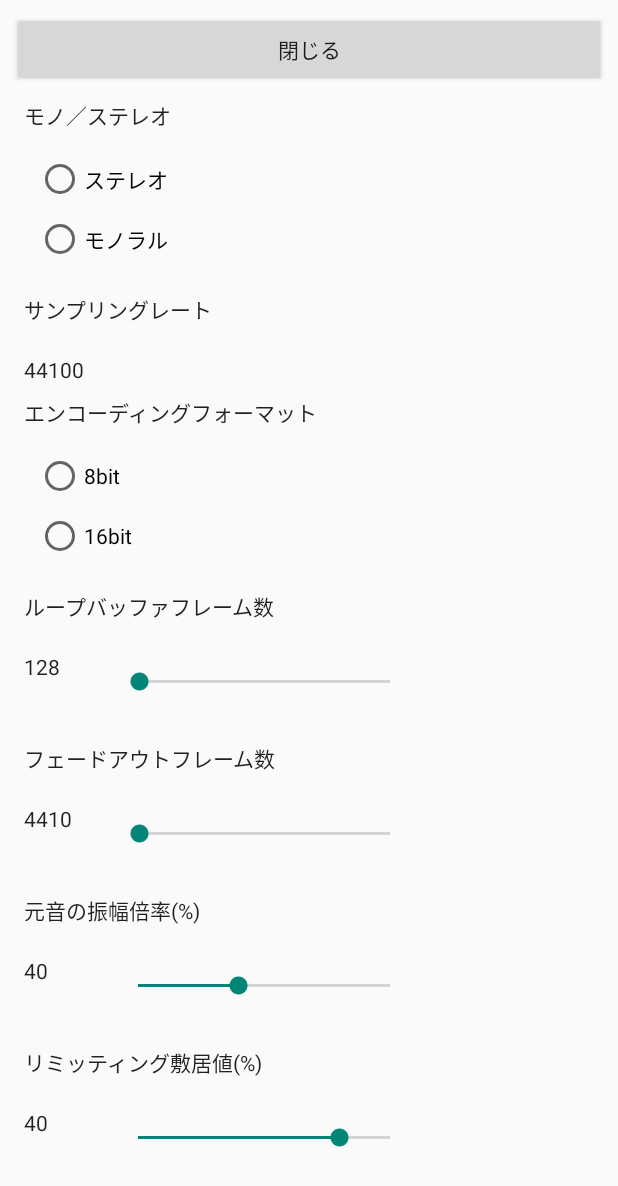
After one commit to music-mobile-app/Meloco, an Android app: the DevelopConfigSetActivity screen opened directly, with no data from a screen before it, on a phone screen of 412 x 824 dp. The commit adds this screen. Shown: the top 1186 px of the screen. Run offline under Robolectric (Android 15) with nearby library versions, the phone set to English and light mode, and no system bars.

Commit message:
本社よりコミット(開発用設定画面の追加)

```diff
--- a/app/src/main/AndroidManifest.xml
+++ b/app/src/main/AndroidManifest.xml
@@ -16,7 +16,8 @@
                 <category android:name="android.intent.category.LAUNCHER" />
             </intent-filter>
         </activity>
-        <activity android:name=".activity.MenuActivity"></activity>
+        <activity android:name=".activity.MenuActivity" />
+        <activity android:name=".activity.DevelopConfigSetActivity"></activity>
     </application>
 
 </manifest>
--- /dev/null
+++ b/app/src/main/java/jp/excd/meloco/activity/DevelopConfigSetActivity.java
@@ -0,0 +1,32 @@
+package jp.excd.meloco.activity;
+
+import android.support.v7.app.AppCompatActivity;
+import android.os.Bundle;
+import android.util.Log;
+import android.view.View;
+import android.widget.Button;
+
+import jp.excd.meloco.R;
+import jp.excd.meloco.utility.CommonUtil;
+
+public class DevelopConfigSetActivity extends AppCompatActivity {
+
+    @Override
+    protected void onCreate(Bundle savedInstanceState) {
+        super.onCreate(savedInstanceState);
+        setContentView(R.layout.activity_develop_config_set);
+
+        //閉じるボタンの設定
+        final Button closeButton = (Button)this.findViewById(R.id.buttonClose);
+
+        closeButton.setOnClickListener(new View.OnClickListener() {
+
+            @Override
+            public void onClick(View v) {
+                Log.d(CommonUtil.tag(this), "閉じるボタン押下");
+                //閉じる。
+                finish();
+            }
+        });
+    }
+}
--- a/app/src/main/java/jp/excd/meloco/activity/MenuActivity.java
+++ b/app/src/main/java/jp/excd/meloco/activity/MenuActivity.java
@@ -1,5 +1,6 @@
 package jp.excd.meloco.activity;
 
+import android.content.Intent;
 import android.content.res.Resources;
 import android.support.v7.app.AppCompatActivity;
 import android.os.Bundle;
@@ -64,6 +65,22 @@ public class MenuActivity extends AppCompatActivity {
                 String str = (String)((TextView)view).getText();
                 Log.d(CommonUtil.tag(this), "onItemClick" + "selected=" + str);
 
+                Resources res = getResources();
+                //開発メニュー文字列の取得
+                String addMenu = res.getString(R.string.menu_list_add_for_develop);
+
+                if (str.equals(addMenu)) {
+                    //開発メニューオープン
+
+                    //インテントの作成
+                    Intent intent = new Intent(getApplication(), DevelopConfigSetActivity.class);
+
+                    //画面遷移
+                    startActivity(intent);
+
+
+                }
+
             }
         });
         //閉じるボタンの設定
--- /dev/null
+++ b/app/src/main/res/layout/activity_develop_config_set.xml
@@ -0,0 +1,296 @@
+<?xml version="1.0" encoding="utf-8"?>
+<android.support.constraint.ConstraintLayout xmlns:android="http://schemas.android.com/apk/res/android"
+    xmlns:app="http://schemas.android.com/apk/res-auto"
+    xmlns:tools="http://schemas.android.com/tools"
+    android:layout_width="match_parent"
+    android:layout_height="match_parent"
+    tools:context="jp.excd.meloco.activity.DevelopConfigSetActivity">
+
+    <Button
+        android:id="@+id/buttonClose"
+        android:layout_width="0dp"
+        android:layout_height="50dp"
+        android:layout_marginLeft="8dp"
+        android:layout_marginRight="8dp"
+        android:layout_marginTop="8dp"
+        android:text="@string/close"
+        app:layout_constraintLeft_toLeftOf="parent"
+        app:layout_constraintRight_toRightOf="parent"
+        app:layout_constraintTop_toTopOf="parent"
+        android:layout_marginStart="8dp"
+        android:layout_marginEnd="8dp" />
+
+    <ScrollView
+        android:layout_width="0dp"
+        android:layout_height="0dp"
+        android:layout_marginBottom="8dp"
+        android:layout_marginLeft="8dp"
+        android:layout_marginRight="8dp"
+        app:layout_constraintBottom_toBottomOf="parent"
+        app:layout_constraintLeft_toLeftOf="parent"
+        app:layout_constraintRight_toRightOf="parent"
+        app:layout_constraintTop_toBottomOf="@+id/buttonClose"
+        android:layout_marginStart="8dp"
+        android:layout_marginEnd="8dp"
+        android:id="@+id/scrollView2"
+        app:layout_constraintHorizontal_bias="0.0"
+        app:layout_constraintVertical_bias="1.0">
+
+        <android.support.constraint.ConstraintLayout xmlns:android="http://schemas.android.com/apk/res/android"
+            xmlns:app="http://schemas.android.com/apk/res-auto"
+            xmlns:tools="http://schemas.android.com/tools"
+            android:layout_width="match_parent"
+            android:layout_height="wrap_content"
+            android:layout_marginTop="8dp"
+            app:layout_constraintTop_toTopOf="@+id/scrollView2"
+            tools:layout_editor_absoluteX="8dp">
+
+            <!-- モノラル／ステレオ -->
+            <TextView
+                android:id="@+id/textViewChannelConfig"
+                android:layout_width="wrap_content"
+                android:layout_height="wrap_content"
+                android:layout_marginLeft="8dp"
+                android:layout_marginStart="8dp"
+                android:text="モノ／ステレオ"
+                android:textAppearance="@style/TextAppearance.AppCompat"
+                app:layout_constraintLeft_toLeftOf="parent"
+                app:layout_constraintTop_toTopOf="parent" />
+
+            <RadioGroup
+                android:id="@+id/radiogroupChannelConfig"
+                android:layout_width="wrap_content"
+                android:layout_height="wrap_content"
+                android:layout_marginLeft="8dp"
+                android:layout_marginStart="8dp"
+                android:layout_marginTop="8dp"
+                app:layout_constraintLeft_toLeftOf="parent"
+                app:layout_constraintTop_toBottomOf="@+id/textViewChannelConfig">
+
+                <RadioButton
+                    android:id="@+id/radiobuttonChannelConfigStereo"
+                    android:layout_width="120dp"
+                    android:layout_height="wrap_content"
+                    android:layout_marginLeft="8dp"
+                    android:layout_marginTop="8dp"
+                    android:text="ステレオ"
+                    app:layout_constraintLeft_toLeftOf="parent"
+                    app:layout_constraintTop_toTopOf="parent" />
+
+                <RadioButton
+                    android:id="@+id/radiobuttonChannelConfigMono"
+                    android:layout_width="120dp"
+                    android:layout_height="wrap_content"
+                    android:layout_marginLeft="8dp"
+                    android:layout_marginTop="8dp"
+                    android:text="モノラル"
+                    app:layout_constraintLeft_toRightOf="@+id/radiobuttonChannelConfigStereo"
+                    app:layout_constraintTop_toTopOf="parent" />
+            </RadioGroup>
+
+            <!-- サンプルレート -->
+            <TextView
+                android:id="@+id/textViewLabelSampleRate"
+                android:layout_width="wrap_content"
+                android:layout_height="wrap_content"
+                android:layout_marginLeft="8dp"
+                android:layout_marginTop="20dp"
+                android:text="サンプリングレート"
+                android:textAppearance="@style/TextAppearance.AppCompat"
+                app:layout_constraintLeft_toLeftOf="parent"
+                app:layout_constraintTop_toBottomOf="@+id/radiogroupChannelConfig" />
+
+            <TextView
+                android:id="@+id/textViewValueSampleRate"
+                android:layout_width="wrap_content"
+                android:layout_height="wrap_content"
+                android:layout_marginLeft="8dp"
+                android:layout_marginTop="20dp"
+                android:text="44100"
+                android:textAppearance="@style/TextAppearance.AppCompat"
+                app:layout_constraintLeft_toLeftOf="parent"
+                app:layout_constraintTop_toBottomOf="@+id/textViewLabelSampleRate" />
+
+            <!-- エンコーディングフォーマット -->
+            <TextView
+                android:id="@+id/textViewLabelAudioFormat"
+                android:layout_width="wrap_content"
+                android:layout_height="wrap_content"
+                android:layout_marginLeft="8dp"
+                android:layout_margin="8dp"
+                android:text="エンコーディングフォーマット"
+                android:textAppearance="@style/TextAppearance.AppCompat"
+                app:layout_constraintLeft_toLeftOf="parent"
+                app:layout_constraintTop_toBottomOf="@id/textViewValueSampleRate" />
+
+            <RadioGroup
+                android:id="@+id/radiogroupAudioFormat"
+                android:layout_width="wrap_content"
+                android:layout_height="wrap_content"
+                android:layout_marginLeft="8dp"
+                android:layout_marginStart="8dp"
+                android:layout_marginTop="8dp"
+                app:layout_constraintLeft_toLeftOf="parent"
+                app:layout_constraintTop_toBottomOf="@+id/textViewLabelAudioFormat">
+
+                <RadioButton
+                    android:id="@+id/radiobuttonAudioFormat8"
+                    android:layout_width="120dp"
+                    android:layout_height="wrap_content"
+                    android:layout_marginLeft="8dp"
+                    android:layout_marginTop="8dp"
+                    android:text="8bit"
+                    app:layout_constraintLeft_toLeftOf="parent"
+                    app:layout_constraintTop_toTopOf="parent" />
+
+                <RadioButton
+                    android:id="@+id/radiobuttonAudioFormat16"
+                    android:layout_width="120dp"
+                    android:layout_height="wrap_content"
+                    android:layout_marginLeft="8dp"
+                    android:layout_marginTop="8dp"
+                    android:text="16bit"
+                    app:layout_constraintLeft_toRightOf="@+id/radiobuttonAudioFormat8"
+                    app:layout_constraintTop_toTopOf="parent" />
+            </RadioGroup>
+
+            <!-- ループバッファフレーム数 -->
+            <TextView
+                android:id="@+id/textViewLabelLoopBufferSize"
+                android:layout_width="wrap_content"
+                android:layout_height="wrap_content"
+                android:layout_marginLeft="8dp"
+                android:layout_marginTop="20dp"
+                android:text="ループバッファフレーム数"
+                android:textAppearance="@style/TextAppearance.AppCompat"
+                app:layout_constraintLeft_toLeftOf="parent"
+                app:layout_constraintTop_toBottomOf="@+id/radiogroupAudioFormat" />
+
+            <TextView
+                android:id="@+id/textViewValueLoopBufferSize"
+                android:layout_width="40dp"
+                android:layout_height="40dp"
+                android:layout_marginLeft="8dp"
+                android:layout_marginTop="20dp"
+                android:text="128"
+                android:textAppearance="@style/TextAppearance.AppCompat"
+                app:layout_constraintLeft_toLeftOf="parent"
+                app:layout_constraintTop_toBottomOf="@+id/textViewLabelLoopBufferSize" />
+
+            <SeekBar
+                android:id="@+id/seekBarLoopBufferSize"
+                android:layout_width="200dp"
+                android:layout_height="40dp"
+                android:layout_marginLeft="20dp"
+                android:layout_marginTop="0dp"
+                app:layout_constraintLeft_toRightOf="@+id/textViewValueLoopBufferSize"
+                android:progress="128"
+                android:max="44100"
+                app:layout_constraintTop_toTopOf="@+id/textViewValueLoopBufferSize" />
+
+            <!-- ループバッファフレーム数 -->
+            <TextView
+                android:id="@+id/textViewLabelFadeOutFrameSize"
+                android:layout_width="wrap_content"
+                android:layout_height="wrap_content"
+                android:layout_marginLeft="8dp"
+                android:layout_marginTop="20dp"
+                android:text="フェードアウトフレーム数"
+                android:textAppearance="@style/TextAppearance.AppCompat"
+                app:layout_constraintLeft_toLeftOf="parent"
+                app:layout_constraintTop_toBottomOf="@+id/seekBarLoopBufferSize" />
+
+            <TextView
+                android:id="@+id/textViewValueFadeOutFrameSize"
+                android:layout_width="40dp"
+                android:layout_height="40dp"
+                android:layout_marginLeft="8dp"
+                android:layout_marginTop="20dp"
+                android:text="4410"
+                android:textAppearance="@style/TextAppearance.AppCompat"
+                app:layout_constraintLeft_toLeftOf="parent"
+                app:layout_constraintTop_toBottomOf="@+id/textViewLabelFadeOutFrameSize" />
+
+            <SeekBar
+                android:id="@+id/seekBarFadeOutFrameSize"
+                android:layout_width="200dp"
+                android:layout_height="40dp"
+                android:layout_marginLeft="20dp"
+                android:layout_marginTop="0dp"
+                app:layout_constraintLeft_toRightOf="@+id/textViewValueFadeOutFrameSize"
+                android:progress="128"
+                android:max="44100"
+                app:layout_constraintTop_toTopOf="@+id/textViewValueFadeOutFrameSize" />
+
+            <!-- 元音の振幅倍率(%) -->
+            <TextView
+                android:id="@+id/textViewLabelSourceSoundRange"
+                android:layout_width="wrap_content"
+                android:layout_height="wrap_content"
+                android:layout_marginLeft="8dp"
+                android:layout_marginTop="20dp"
+                android:text="元音の振幅倍率(%)"
+                android:textAppearance="@style/TextAppearance.AppCompat"
+                app:layout_constraintLeft_toLeftOf="parent"
+                app:layout_constraintTop_toBottomOf="@+id/seekBarFadeOutFrameSize" />
+
+            <TextView
+                android:id="@+id/textViewValueSourceSoundRange"
+                android:layout_width="40dp"
+                android:layout_height="40dp"
+                android:layout_marginLeft="8dp"
+                android:layout_marginTop="20dp"
+                android:text="40"
+                android:textAppearance="@style/TextAppearance.AppCompat"
+                app:layout_constraintLeft_toLeftOf="parent"
+                app:layout_constraintTop_toBottomOf="@+id/textViewLabelSourceSoundRange" />
+
+            <SeekBar
+                android:id="@+id/seekBarSourceSoundRange"
+                android:layout_width="200dp"
+                android:layout_height="40dp"
+                android:layout_marginLeft="20dp"
+                android:layout_marginTop="0dp"
+                app:layout_constraintLeft_toRightOf="@+id/textViewValueSourceSoundRange"
+                android:progress="40"
+                android:max="100"
+                app:layout_constraintTop_toTopOf="@+id/textViewValueSourceSoundRange" />
+
+            <!-- リミッティング敷居値 -->
+            <TextView
+                android:id="@+id/textViewLabelCompresBorder"
+                android:layout_width="wrap_content"
+                android:layout_height="wrap_content"
+                android:layout_marginLeft="8dp"
+                android:layout_marginTop="20dp"
+                android:text="リミッティング敷居値(%)"
+                android:textAppearance="@style/TextAppearance.AppCompat"
+                app:layout_constraintLeft_toLeftOf="parent"
+                app:layout_constraintTop_toBottomOf="@+id/seekBarSourceSoundRange" />
+
+            <TextView
+                android:id="@+id/textViewValueCompresBorder"
+                android:layout_width="40dp"
+                android:layout_height="40dp"
+                android:layout_marginLeft="8dp"
+                android:layout_marginTop="20dp"
+                android:text="40"
+                android:textAppearance="@style/TextAppearance.AppCompat"
+                app:layout_constraintLeft_toLeftOf="parent"
+                app:layout_constraintTop_toBottomOf="@+id/textViewLabelCompresBorder" />
+
+            <SeekBar
+                android:id="@+id/seekBarCompresBorder"
+                android:layout_width="200dp"
+                android:layout_height="40dp"
+                android:layout_marginLeft="20dp"
+                android:layout_marginTop="0dp"
+                app:layout_constraintLeft_toRightOf="@+id/textViewValueCompresBorder"
+                android:progress="80"
+                android:max="100"
+                app:layout_constraintTop_toTopOf="@+id/textViewValueCompresBorder" />
+
+        </android.support.constraint.ConstraintLayout>
+    </ScrollView>
+
+</android.support.constraint.ConstraintLayout>
```
